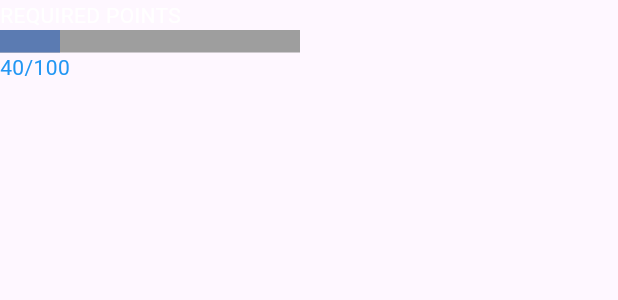
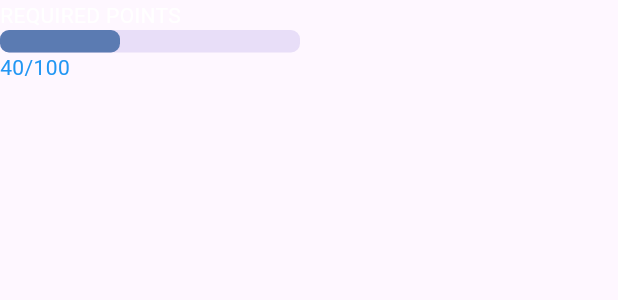
Before and after one commit to Parth-11/ShadowRank, a Flutter app: the StatBar widget shown alone on an empty page, opened directly, on a phone screen of 412 x 824 dp. Shown: the top 300 px of the screen. Run offline on Flutter 3.47's test engine with Material 3 defaults, Android fonts, the phone set to English and light mode, and no system bars; our stand-ins replace hexcolor, stroke_text.

Commit message:
Fixed stat bar

```diff
--- a/lib/screens/util_status/stat_bar.dart
+++ b/lib/screens/util_status/stat_bar.dart
@@ -1,6 +1,6 @@
 import "package:flutter/material.dart";
 
-class StatBar extends StatelessWidget {
+class StatBar extends StatefulWidget {
   final String label;
   final int value;
   final int maxValue;
@@ -13,30 +13,45 @@ class StatBar extends StatelessWidget {
   });
 
   @override
+  State<StatBar> createState() => _StatBarState();
+}
+
+class _StatBarState extends State<StatBar> {
+  @override
   Widget build(BuildContext context) {
     return Column(
       crossAxisAlignment: CrossAxisAlignment.start,
       children: [
         Text(
-          label,
+          widget.label,
           style: const TextStyle(color: Colors.white),
         ),
-        Stack(
-          children: [
-            Container(
-              width: 200,
-              height: 15,
-              color: Colors.grey,
-            ),
-            Container(
-              width: (value / maxValue) * 100,
-              height: 15,
-              color: const Color.fromRGBO(91, 123, 178, 1),
-            ),
-          ],
+        // Stack(
+        //   children: [
+        //     Container(
+        //       width: 200,
+        //       height: 15,
+        //       color: Colors.grey,
+        //     ),
+        //     Container(
+        //       width: (value / maxValue) * 100,
+        //       height: 15,
+        //       color: const Color.fromRGBO(91, 123, 178, 1),
+        //     ),
+        //   ],
+        // ),
+        SizedBox(
+          height: 15,
+          width: 200,
+          child: LinearProgressIndicator(
+            value: widget.value / widget.maxValue,
+            color: const Color.fromRGBO(91, 123, 178, 1),
+            // minHeight: 15,
+            borderRadius: const BorderRadius.all(Radius.circular(6)),
+          ),
         ),
         Text(
-          "$value/$maxValue",
+          "${widget.value}/${widget.maxValue}",
           style: const TextStyle(color: Colors.blue),
         ),
       ],
--- a/pubspec.yaml
+++ b/pubspec.yaml
@@ -38,6 +38,7 @@ dependencies:
   hexcolor: ^3.0.1
   animated_background: ^2.0.0
   stroke_text: ^0.0.3
+  percent_indicator: ^4.2.3
 
 dev_dependencies:
   flutter_test:
```
Also changed, not shown: pubspec.lock.
